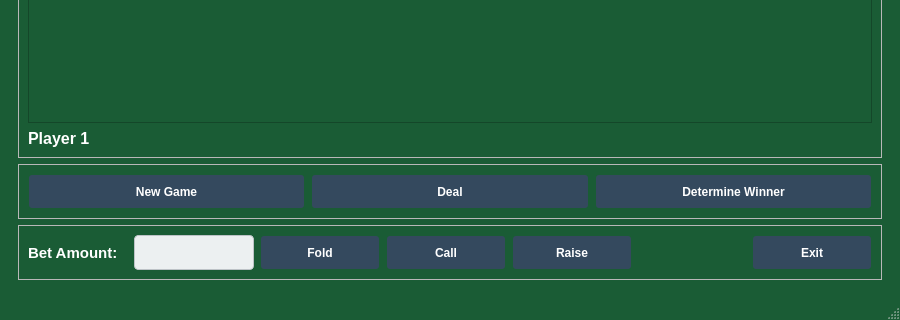
BitManipulators/202_PokerGame, file mainwindow.ui: the form before one commit; both pictures show x 0 to 900 and y 349 to 669 of the 900 by 669 pixel window.
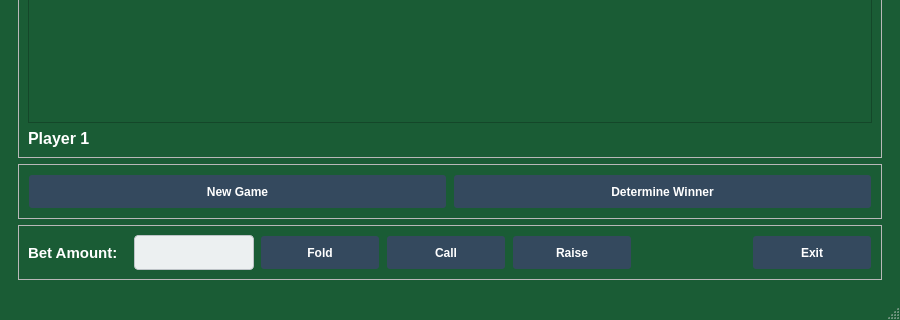
The form after the commit.

Commit message: Removed deal button and fold/call/raise buttons handling the functionality

```diff
--- a/mainwindow.ui
+++ b/mainwindow.ui
@@ -225,19 +225,6 @@
              </property>
             </widget>
            </item>
-           <item>
-            <widget class="QPushButton" name="dealButton">
-             <property name="minimumSize">
-              <size>
-               <width>120</width>
-               <height>35</height>
-              </size>
-             </property>
-             <property name="text">
-              <string>Deal</string>
-             </property>
-            </widget>
-           </item>
            <item>
             <widget class="QPushButton" name="determineWinnerButton">
              <property name="minimumSize">
```
The commit also changes 1 other file.
